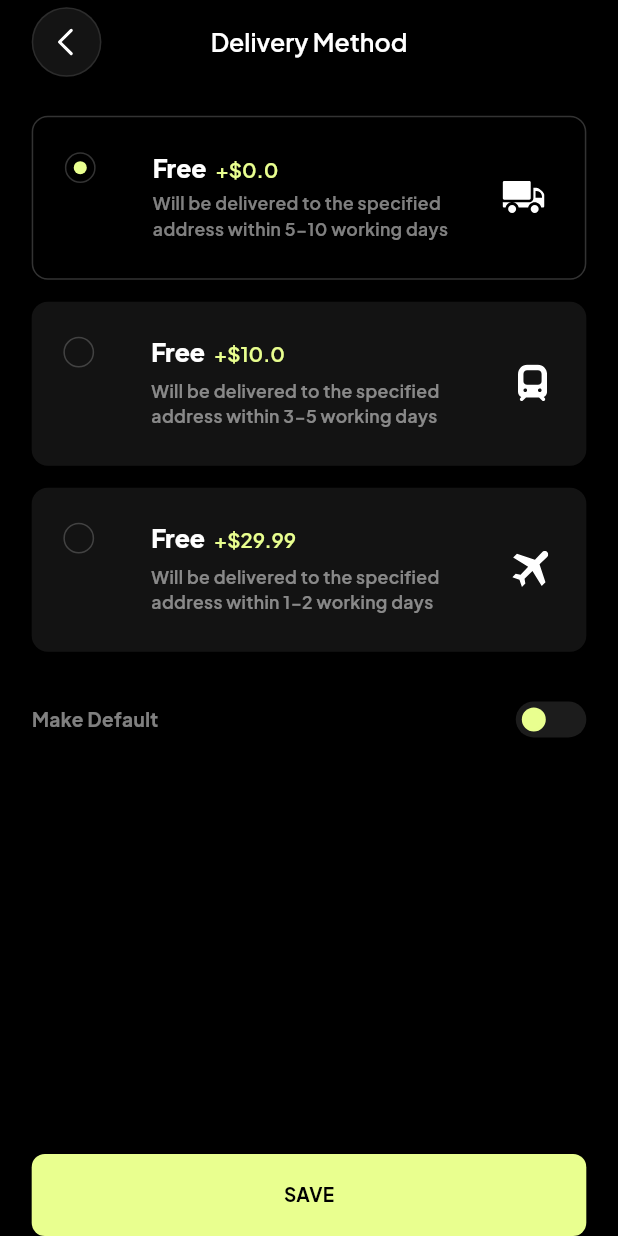
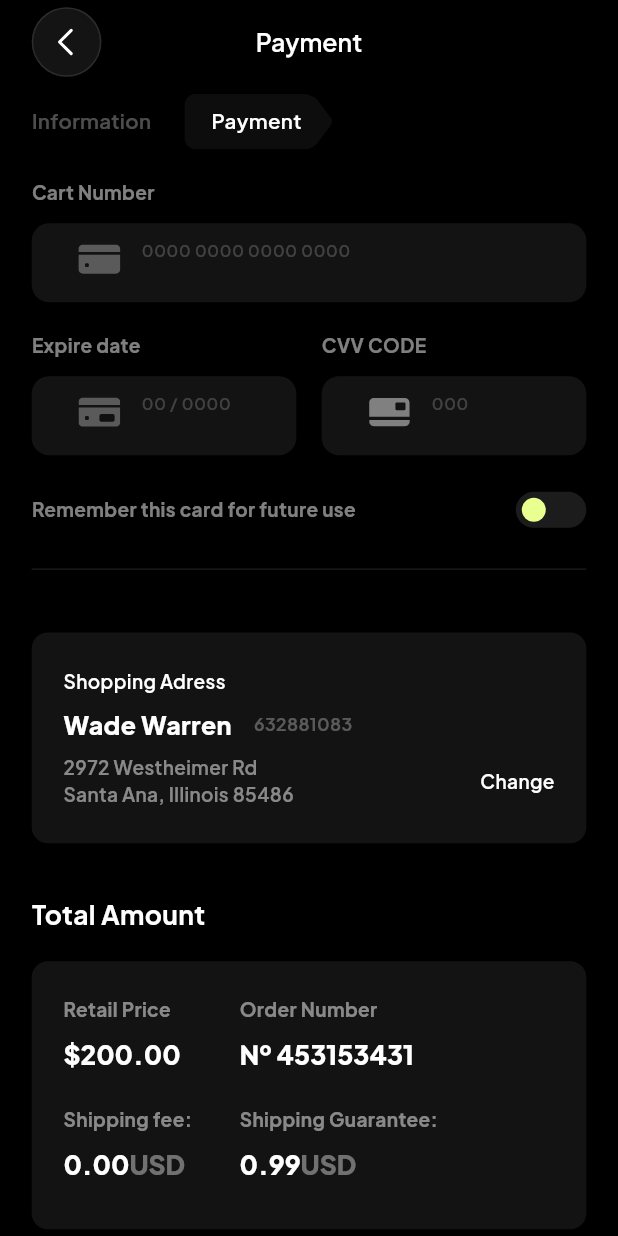
Before and after one commit to Saidmirzo/e_commerce, a Flutter app: the screen it shows after launch, on a phone screen of 412 x 824 dp. Run offline on Flutter 3.47's test engine with Material 2 defaults, Android fonts, the phone set to English and light mode, and no system bars; drawn by our look-alikes of flutter_switch; our stand-ins replace another_xlider, flutter_screenutil, flutter_svg, mask_text_input_formatter, video_player.

Commit message:
added payment page

```diff
--- a/lib/config/constants/assets.dart
+++ b/lib/config/constants/assets.dart
@@ -84,6 +84,11 @@ class _Icons extends _AssetsHolder {
 
   String get airplane => "$basePath/ic_airplane.svg";
 
+  String get cvvCode => "$basePath/cvv_code.svg";
+
+  String get expairData => "$basePath/expair_date.svg";
+
+
 }
 
 class _Images extends _AssetsHolder {
--- /dev/null
+++ b/lib/presentation/components/bottom_total_price_and_confirmation_button.dart
@@ -0,0 +1,62 @@
+import 'package:flutter/material.dart';
+import 'package:flutter_screenutil/flutter_screenutil.dart';
+import 'package:flutter_svg/svg.dart';
+
+import '../../config/constants/app_colors.dart';
+import '../../config/constants/app_text_styles.dart';
+import 'custom_text_confirm_button.dart';
+
+class BottomTotalPriceAndConfirmationButton extends StatelessWidget {
+  const BottomTotalPriceAndConfirmationButton({
+    super.key, required this.price, required this.payTypeIcon, required this.buttonText, required this.onConfirm,
+  });
+final double price;
+final String payTypeIcon;
+final String buttonText;
+final Function() onConfirm;
+  @override
+  Widget build(BuildContext context) {
+    return Column(
+      children: [
+        Divider(
+          color: AppColors.dividerColor2,
+          thickness: 1,
+        ),
+    Padding(
+      padding: EdgeInsets.symmetric(horizontal: 20.w),
+      child: Column(
+        children: [
+          Padding(
+            padding: EdgeInsets.only(top: 18.h, bottom: 25.h),
+            child: Row(
+              mainAxisAlignment: MainAxisAlignment.spaceBetween,
+              children: [
+                Column(
+                  crossAxisAlignment: CrossAxisAlignment.start,
+                  children: [
+                    Text(
+                      'To Pay',
+                      style: AppTextStyles.body13w7.copyWith(
+                        color: AppColors.textColor3,
+                      ),
+                    ),
+                    SizedBox(height: 10.h),
+                    Text('\$$price',
+                        style: AppTextStyles.body18w8),
+                  ],
+                ),
+                SvgPicture.asset(payTypeIcon),
+              ],
+            ),
+          ),
+          CustomTextConfirmButton(
+            text: buttonText,
+            onTap: () =>onConfirm(),
+          )
+        ],
+      ),
+    )
+      ],
+    );
+  }
+}
--- a/lib/presentation/pages/order/components/amount_column_widget.dart
+++ b/lib/presentation/pages/order/components/amount_column_widget.dart
@@ -9,11 +9,11 @@ class AmountColumnWidget extends StatelessWidget {
     Key? key,
     required this.title,
     required this.text1,
-    required this.text2,
+    this.text2,
   }) : super(key: key);
   final String title;
   final String text1;
-  final String text2;
+  final String? text2;
 
   @override
   Widget build(BuildContext context) {
--- a/lib/presentation/pages/order/components/custom_clipped_button.dart
+++ b/lib/presentation/pages/order/components/custom_clipped_button.dart
@@ -10,15 +10,16 @@ class CustomClippedButton extends StatelessWidget {
   const CustomClippedButton({
     Key? key,
     required this.text,
-    required this.onTap,
+    required this.onTap, required this.width,
   }) : super(key: key);
   final String text;
   final Function() onTap;
+  final double width;
 
   @override
   Widget build(BuildContext context) {
     return ClipPath(
-      clipper: MyCustomClipper(),
+      clipper: MyCustomClipper(width),
       child: Container(
         height: 38.h,
         width: 115.w,
--- a/lib/presentation/pages/order/components/my_custom_clipper.dart
+++ b/lib/presentation/pages/order/components/my_custom_clipper.dart
@@ -2,17 +2,18 @@ import 'package:flutter/material.dart';
 import 'package:flutter_screenutil/flutter_screenutil.dart';
 
 class MyCustomClipper extends CustomClipper<Path> {
+  MyCustomClipper(this.width);
+  final double width;
   double r = 8.r;
-  double point1 = 100.w;
   @override
   Path getClip(Size size) {
     Path path = Path()
-      ..lineTo(point1 - r, 0)
-      ..quadraticBezierTo(point1, 0, point1 + r / 2, r / 2)
-      ..lineTo(115.w - r / 2, 19.h - r / 2)
-      ..quadraticBezierTo(115.w, 19.h, 115.w - r / 2, 19.h + r / 2)
-      ..lineTo(100.w + r / 2, 38.h - r / 2)
-      ..quadraticBezierTo(100.w, 38.h, 100.w - r / 2, 38.h)
+      ..lineTo(width-15.w - r, 0)
+      ..quadraticBezierTo(width-15.w, 0, width-15.w + r / 2, r / 2)
+      ..lineTo(width - r / 2, 19.h - r / 2)
+      ..quadraticBezierTo(width, 19.h, width - r / 2, 19.h + r / 2)
+      ..lineTo(width-15.w + r / 2, 38.h - r / 2)
+      ..quadraticBezierTo(width-15.w, 38.h, width-15.w - r / 2, 38.h)
       ..lineTo(0, 38.h)
       ..close();
     return path;
--- /dev/null
+++ b/lib/presentation/pages/order/components/shopping_address_widget.dart
@@ -0,0 +1,65 @@
+import 'package:flutter/material.dart';
+import 'package:flutter_screenutil/flutter_screenutil.dart';
+
+import '../../../../config/constants/app_colors.dart';
+import '../../../../config/constants/app_text_styles.dart';
+
+class ShoppingAddressWidget extends StatelessWidget {
+  const ShoppingAddressWidget({
+    super.key,
+    required this.name,
+    required this.id,
+    required this.address, this.margin,
+  });
+  final String name;
+  final String id;
+  final String address;
+  final EdgeInsets? margin;
+
+  @override
+  Widget build(BuildContext context) {
+    return Container(
+      height: 144.h,
+      margin:margin?? EdgeInsets.only(top: 20.h, bottom: 35.h),
+      padding: EdgeInsets.symmetric(horizontal: 20.w, vertical: 24.h),
+      decoration: BoxDecoration(
+        borderRadius: BorderRadius.circular(11.r),
+        color: AppColors.textFieldBgColor,
+      ),
+      child: Column(
+        crossAxisAlignment: CrossAxisAlignment.start,
+        mainAxisAlignment: MainAxisAlignment.spaceBetween,
+        children: [
+          Text('Shopping Adress', style: AppTextStyles.body13w6),
+          Row(
+            children: [
+              Text(
+                name,
+                style: AppTextStyles.body17w8,
+              ),
+              SizedBox(width: 14.w),
+              Text(
+                id,
+                style: AppTextStyles.body12w6.copyWith(
+                  color: AppColors.accentColor.withOpacity(.3),
+                ),
+              )
+            ],
+          ),
+          Row(
+            mainAxisAlignment: MainAxisAlignment.spaceBetween,
+            children: [
+              Text(
+                address,
+                style: AppTextStyles.body13w6.copyWith(
+                  color: AppColors.textColor3,
+                ),
+              ),
+              Text('Change', style: AppTextStyles.body13w6)
+            ],
+          )
+        ],
+      ),
+    );
+  }
+}
--- a/lib/presentation/pages/order/view/order_confirmation_page.dart
+++ b/lib/presentation/pages/order/view/order_confirmation_page.dart
@@ -8,10 +8,12 @@ import 'package:e_commerce/presentation/pages/delivery/components/row_text_widge
 import 'package:flutter/material.dart';
 import 'package:flutter_screenutil/flutter_screenutil.dart';
 import 'package:flutter_svg/flutter_svg.dart';
+import '../../../components/bottom_total_price_and_confirmation_button.dart';
 import '../components/amount_column_widget.dart';
 import '../components/custom_clipped_button.dart';
 import '../components/order_information_widget.dart';
 import '../components/payment_method_widget.dart';
+import '../components/shopping_address_widget.dart';
 import '../components/text_row_with_divider.dart';
 
 class OrderConfirmationPage extends StatelessWidget {
@@ -43,6 +45,7 @@ class OrderConfirmationPage extends StatelessWidget {
                             CustomClippedButton(
                               text: 'Information',
                               onTap: () {},
+                              width: 115.w,
                             ),
                             Text(
                               'Payment',
@@ -52,52 +55,11 @@ class OrderConfirmationPage extends StatelessWidget {
                             )
                           ],
                         ),
-                        Container(
-                          height: 144.h,
-                          margin: EdgeInsets.only(top: 20.h, bottom: 35.h),
-                          padding: EdgeInsets.symmetric(
-                              horizontal: 20.w, vertical: 24.h),
-                          decoration: BoxDecoration(
-                            borderRadius: BorderRadius.circular(11.r),
-                            color: AppColors.textFieldBgColor,
-                          ),
-                          child: Column(
-                            crossAxisAlignment: CrossAxisAlignment.start,
-                            mainAxisAlignment: MainAxisAlignment.spaceBetween,
-                            children: [
-                              Text('Shopping Adress',
-                                  style: AppTextStyles.body13w6),
-                              Row(
-                                children: [
-                                  Text(
-                                    'Wade Warren',
-                                    style: AppTextStyles.body17w8,
-                                  ),
-                                  SizedBox(width: 14.w),
-                                  Text(
-                                    '632881083',
-                                    style: AppTextStyles.body12w6.copyWith(
-                                      color:
-                                          AppColors.accentColor.withOpacity(.3),
-                                    ),
-                                  )
-                                ],
-                              ),
-                              Row(
-                                mainAxisAlignment:
-                                    MainAxisAlignment.spaceBetween,
-                                children: [
-                                  Text(
-                                    '2972 Westheimer Rd\nSanta Ana, Illinois 85486',
-                                    style: AppTextStyles.body13w6.copyWith(
-                                      color: AppColors.textColor3,
-                                    ),
-                                  ),
-                                  Text('Change', style: AppTextStyles.body13w6)
-                                ],
-                              )
-                            ],
-                          ),
+                        const ShoppingAddressWidget(
+                          name: 'Wade Warren',
+                          id: '632881083',
+                          address:
+                              '2972 Westheimer Rd\nSanta Ana, Illinois 85486',
                         ),
                         OrderInformationWidget(
                           name: 'Red Coat',
@@ -238,44 +200,12 @@ class OrderConfirmationPage extends StatelessWidget {
                       ],
                     ),
                   ),
-                  Divider(
-                    color: AppColors.dividerColor2,
-                    thickness: 1,
+                  BottomTotalPriceAndConfirmationButton(
+                    price: 200.0,
+                    buttonText: 'PLASCE ORDER',
+                    payTypeIcon: Assets.icons.logoVisa,
+                    onConfirm: () {},
                   ),
-                  Padding(
-                    padding: EdgeInsets.symmetric(horizontal: 20.w),
-                    child: Column(
-                      children: [
-                        Padding(
-                          padding: EdgeInsets.only(top: 18.h, bottom: 25.h),
-                          child: Row(
-                            mainAxisAlignment: MainAxisAlignment.spaceBetween,
-                            children: [
-                              Column(
-                                crossAxisAlignment: CrossAxisAlignment.start,
-                                children: [
-                                  Text(
-                                    'To Pay',
-                                    style: AppTextStyles.body13w7.copyWith(
-                                      color: AppColors.textColor3,
-                                    ),
-                                  ),
-                                  SizedBox(height: 10.h),
-                                  Text(r'$200.00',
-                                      style: AppTextStyles.body18w8),
-                                ],
-                              ),
-                              SvgPicture.asset(Assets.icons.logoVisa),
-                            ],
-                          ),
-                        ),
-                        CustomTextConfirmButton(
-                          text: 'PLASCE ORDER',
-                          onTap: () {},
-                        )
-                      ],
-                    ),
-                  )
                 ],
               ),
             )
--- /dev/null
+++ b/lib/presentation/pages/payment/components/payment_input_widget.dart
@@ -0,0 +1,64 @@
+import 'package:flutter/material.dart';
+import 'package:flutter_screenutil/flutter_screenutil.dart';
+import 'package:flutter_svg/svg.dart';
+import 'package:mask_text_input_formatter/mask_text_input_formatter.dart';
+
+import '../../../../config/constants/app_colors.dart';
+import '../../../../config/constants/app_text_styles.dart';
+
+class PaymentInputWidget extends StatelessWidget {
+  const PaymentInputWidget({
+    super.key,
+    required this.title,
+    required this.hintText,
+    required this.formatter,
+    required this.iconPath,
+  });
+  final String title;
+  final String iconPath;
+  final String hintText;
+  final String formatter;
+
+  @override
+  Widget build(BuildContext context) {
+    return Column(
+      crossAxisAlignment: CrossAxisAlignment.start,
+      children: [
+        Text(
+          title,
+          style: AppTextStyles.body13w7.copyWith(color: AppColors.textColor3),
+        ),
+        Container(
+          height: 54.h,
+          margin: EdgeInsets.only(top: 12.h, bottom: 20.h),
+          padding: EdgeInsets.symmetric(horizontal: 20.w),
+          decoration: BoxDecoration(
+            color: AppColors.textFieldBgColor,
+            borderRadius: BorderRadius.circular(12.r),
+          ),
+          child: TextField(
+            style: AppTextStyles.body13w7,
+            inputFormatters: [
+              MaskTextInputFormatter(
+                mask: formatter,
+                filter: {"#": RegExp(r'[0-9]')},
+                type: MaskAutoCompletionType.lazy,
+              )
+            ],
+            decoration: InputDecoration(
+              hintText: hintText,
+              hintStyle: AppTextStyles.body11w5.copyWith(
+                color: AppColors.baseLight.shade20,
+              ),
+              border: InputBorder.none,
+              prefixIcon: Padding(
+                padding: const EdgeInsets.all(10),
+                child: SvgPicture.asset(iconPath),
+              ),
+            ),
+          ),
+        )
+      ],
+    );
+  }
+}
--- /dev/null
+++ b/lib/presentation/pages/payment/view/payment_page.dart
@@ -0,0 +1,145 @@
+import 'package:e_commerce/config/constants/assets.dart';
+import 'package:e_commerce/presentation/components/bottom_total_price_and_confirmation_button.dart';
+import 'package:e_commerce/presentation/components/custom_switch.dart';
+import 'package:e_commerce/presentation/pages/delivery/components/custom_delivery_app_bar.dart';
+import 'package:e_commerce/presentation/pages/delivery/components/row_text_widget.dart';
+import 'package:e_commerce/presentation/pages/order/components/amount_column_widget.dart';
+import 'package:flutter/material.dart';
+import 'package:flutter_screenutil/flutter_screenutil.dart';
+
+import '../../../../config/constants/app_colors.dart';
+import '../../../../config/constants/app_text_styles.dart';
+import '../../order/components/custom_clipped_button.dart';
+import '../../order/components/shopping_address_widget.dart';
+import '../components/payment_input_widget.dart';
+
+class PaymentPage extends StatelessWidget {
+  const PaymentPage({super.key});
+
+  @override
+  Widget build(BuildContext context) {
+    return Scaffold(
+      backgroundColor: AppColors.black,
+      appBar: CustomDeliveryAppBar(
+        name: 'Payment',
+        onBack: () => Navigator.pop(context),
+      ),
+      body: ListView(
+        physics: const BouncingScrollPhysics(),
+        padding: EdgeInsets.only(bottom: 20.h),
+        children: [
+          Padding(
+            padding: EdgeInsets.symmetric(horizontal: 20.w),
+            child: Column(
+              crossAxisAlignment: CrossAxisAlignment.start,
+              children: [
+                Row(
+                  children: [
+                    Text(
+                      'Information',
+                      style: AppTextStyles.body14w6.copyWith(
+                        color: AppColors.accentColor.withOpacity(.3),
+                      ),
+                    ),
+                    SizedBox(width: 21.w),
+                    CustomClippedButton(
+                      text: 'Payment',
+                      onTap: () {},
+                      width: 95.w,
+                    )
+                  ],
+                ),
+                SizedBox(height: 20.h),
+                PaymentInputWidget(
+                  title: 'Cart Number',
+                  hintText: '0000 0000 0000 0000',
+                  iconPath: Assets.icons.creditCard,
+                  formatter: '#### #### #### ####',
+                ),
+                Row(
+                  children: [
+                    Expanded(
+                      child: PaymentInputWidget(
+                        title: 'Expire date',
+                        hintText: '00 / 0000',
+                        iconPath: Assets.icons.expairData,
+                        formatter: '## / ####',
+                      ),
+                    ),
+                    SizedBox(width: 16.w),
+                    Expanded(
+                      child: PaymentInputWidget(
+                        title: 'CVV CODE',
+                        hintText: '000',
+                        iconPath: Assets.icons.cvvCode,
+                        formatter: '###',
+                      ),
+                    ),
+                  ],
+                ),
+                RowTextWidget(
+                  padding: EdgeInsets.only(top: 5.h, bottom: 20.h),
+                  text: 'Remember this card for future use',
+                  child: const CustomSwitch(),
+                ),
+                Divider(color: AppColors.dividerColor2),
+                ShoppingAddressWidget(
+                  name: 'Wade Warren',
+                  id: '632881083',
+                  address: '2972 Westheimer Rd\nSanta Ana, Illinois 85486',
+                  margin: EdgeInsets.symmetric(vertical: 35.h),
+                ),
+                Text('Total Amount ', style: AppTextStyles.body18w7),
+                Container(
+                  padding: EdgeInsets.only(top: 24.h, bottom: 33.h, left: 20.w),
+                  margin: EdgeInsets.only(top: 20.h, bottom: 35.h),
+                  decoration: BoxDecoration(
+                    color: AppColors.textFieldBgColor,
+                    borderRadius: BorderRadius.circular(11.r),
+                  ),
+                  child: Row(
+                    children: [
+                      Column(
+                        crossAxisAlignment: CrossAxisAlignment.start,
+                        mainAxisAlignment: MainAxisAlignment.spaceBetween,
+                        children: [
+                          const AmountColumnWidget(
+                              title: 'Retail Price', text1: r'$200.00'),
+                          SizedBox(height: 24.h),
+                          const AmountColumnWidget(
+                              title: 'Shipping fee:',
+                              text1: '0.00',
+                              text2: 'USD'),
+                        ],
+                      ),
+                      SizedBox(width: 30.w),
+                      Column(
+                        crossAxisAlignment: CrossAxisAlignment.start,
+                        mainAxisAlignment: MainAxisAlignment.spaceAround,
+                        children: [
+                          const AmountColumnWidget(
+                              title: 'Order Number', text1: '№ 453153431'),
+                          SizedBox(height: 24.h),
+                          const AmountColumnWidget(
+                              title: 'Shipping Guarantee:',
+                              text1: '0.99',
+                              text2: 'USD'),
+                        ],
+                      ),
+                    ],
+                  ),
+                )
+              ],
+            ),
+          ),
+          BottomTotalPriceAndConfirmationButton(
+            price: 200.00,
+            payTypeIcon: Assets.icons.logoVisa,
+            buttonText: 'PURCHASE',
+            onConfirm: () {},
+          )
+        ],
+      ),
+    );
+  }
+}
--- a/lib/presentation/routes/routes.dart
+++ b/lib/presentation/routes/routes.dart
@@ -4,6 +4,7 @@ import 'package:e_commerce/presentation/pages/filter/view/filter_page.dart';
 import 'package:e_commerce/presentation/pages/filter/view/filter_products_page.dart';
 import 'package:e_commerce/presentation/pages/main/view/main_page.dart';
 import 'package:e_commerce/presentation/pages/order/view/order_confirmation_page.dart';
+import 'package:e_commerce/presentation/pages/payment/view/payment_page.dart';
 import 'package:e_commerce/presentation/pages/search/view/search_page.dart';
 import 'package:flutter/material.dart';
 
@@ -14,7 +15,8 @@ class Routes {
   static const searchPage = '/searchPage';
   static const deliveryAddressPage = '/deliveryAddressPage';
   static const orderConfirmationPage = '/orderConfirmationPage';
-  static const deliveryMethodPage = '/';
+  static const deliveryMethodPage = '/deliveryMethodPage';
+  static const paymantPage = '/';
   static Route<dynamic> generateRoute(RouteSettings routeSettings) {
     try {
       final Map<String, dynamic>? args =
@@ -56,6 +58,11 @@ class Routes {
             settings: routeSettings,
             builder: (_) => const DeliveryMethodPage(),
           );
+          case paymantPage:
+          return MaterialPageRoute(
+            settings: routeSettings,
+            builder: (_) => const PaymentPage(),
+          );
         default:
           return MaterialPageRoute(
             settings: routeSettings,
```
Also changed, not shown: assets/icons/cvv_code.svg (added), assets/icons/expair_date.svg (added), pubspec.lock.
